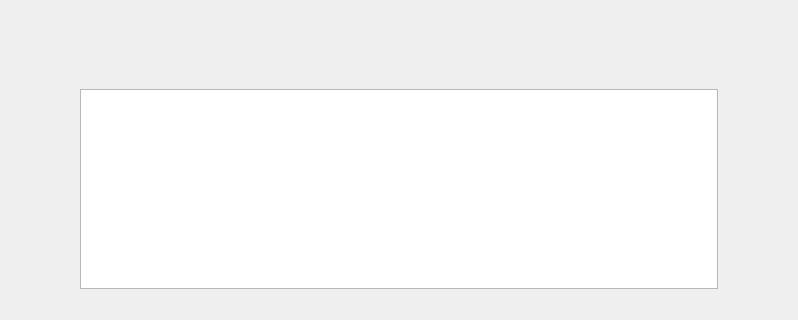
Old version of the form GUI/main_ui_test/guide_ui.ui in the repository buaanostop/-; both pictures show x 135 to 933 and y 488 to 808 of the 1068 by 808 pixel window.
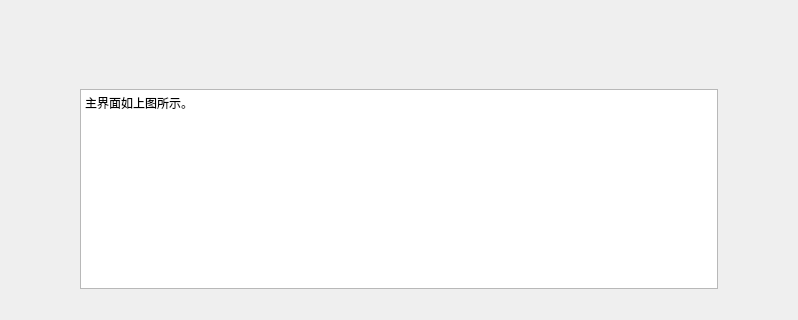
New version of the form. Icons and pictures are not drawn.

```diff
--- a/GUI/main_ui_test/guide_ui.ui
+++ b/GUI/main_ui_test/guide_ui.ui
@@ -109,7 +109,7 @@
 &lt;html&gt;&lt;head&gt;&lt;meta name=&quot;qrichtext&quot; content=&quot;1&quot; /&gt;&lt;style type=&quot;text/css&quot;&gt;
 p, li { white-space: pre-wrap; }
 &lt;/style&gt;&lt;/head&gt;&lt;body style=&quot; font-family:'SimSun'; font-size:9pt; font-weight:400; font-style:normal;&quot;&gt;
-&lt;p style=&quot;-qt-paragraph-type:empty; margin-top:0px; margin-bottom:0px; margin-left:0px; margin-right:0px; -qt-block-indent:0; text-indent:0px;&quot;&gt;&lt;br /&gt;&lt;/p&gt;&lt;/body&gt;&lt;/html&gt;</string>
+&lt;p style=&quot; margin-top:0px; margin-bottom:0px; margin-left:0px; margin-right:0px; -qt-block-indent:0; text-indent:0px;&quot;&gt;主界面如上图所示。&lt;/p&gt;&lt;/body&gt;&lt;/html&gt;</string>
         </property>
        </widget>
       </item>
```
Left out of the diff: 7 changed lines with no effect on the pictures.
